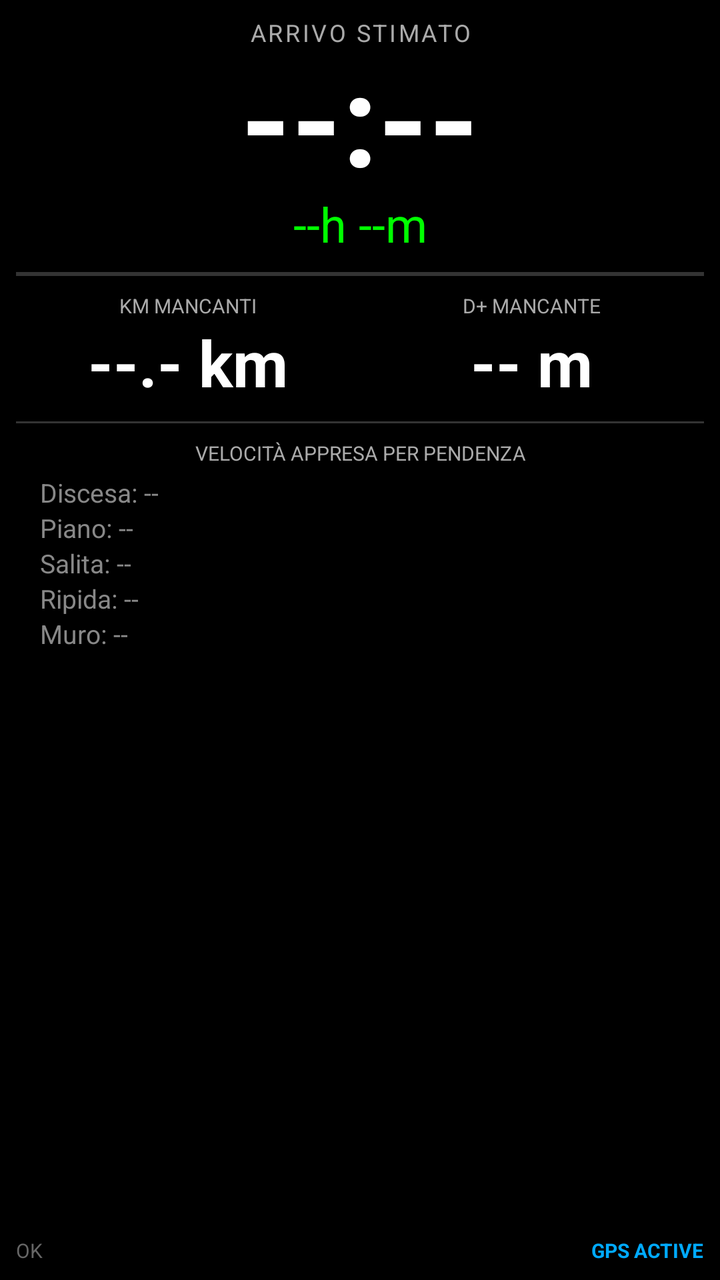
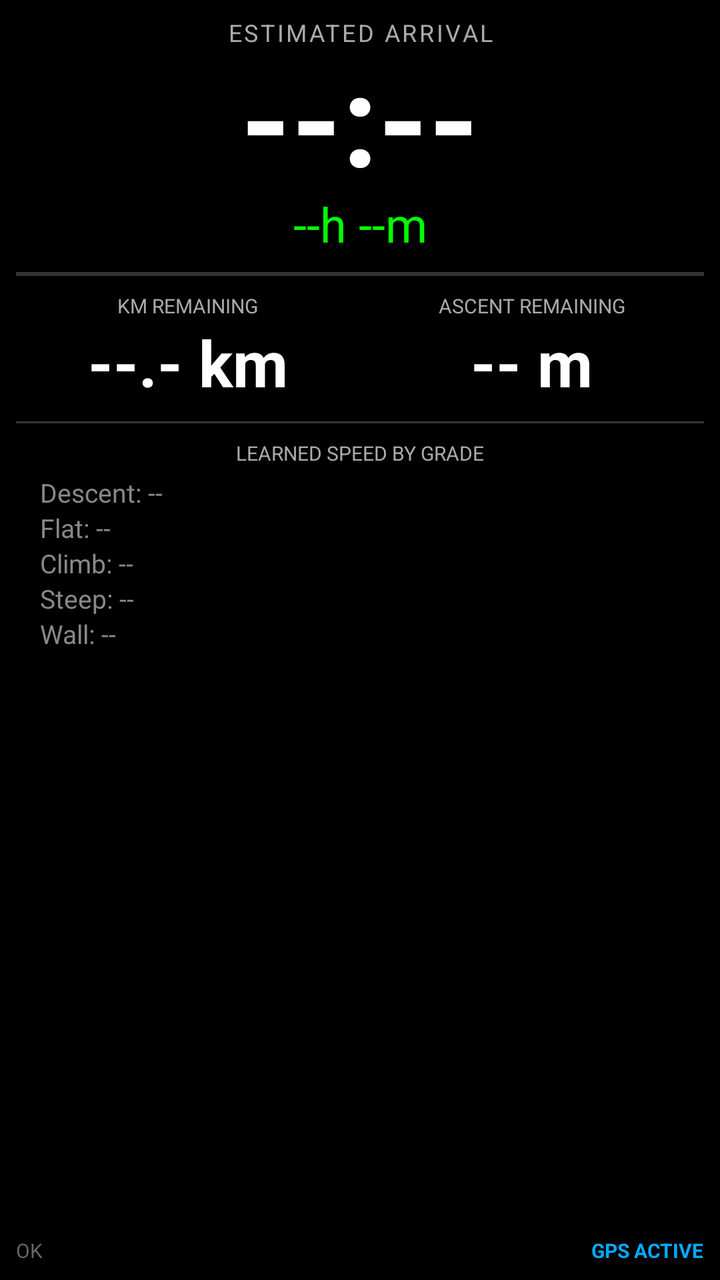

An Android layout rendered at two revisions. The XML below is the earlier revision; the diff shows what the commit changed to produce the second picture.
<!-- AndroidManifest.xml: application theme Theme.AppCompat.DayNight.NoActionBar -->
<!-- res/layout/view_eta_master.xml -->
<?xml version="1.0" encoding="utf-8"?>
<LinearLayout xmlns:android="http://schemas.android.com/apk/res/android"
    android:layout_width="match_parent"
    android:layout_height="match_parent"
    android:background="#000000"
    android:orientation="vertical"
    android:padding="8dp">

    
    <TextView
        android:layout_width="match_parent"
        android:layout_height="wrap_content"
        android:text="ARRIVO STIMATO"
        android:textColor="#AAAAAA"
        android:textSize="12sp"
        android:gravity="center"
        android:letterSpacing="0.1" />

    <TextView
        android:id="@+id/tv_master_eta"
        android:layout_width="match_parent"
        android:layout_height="wrap_content"
        android:text="--:--"
        android:textColor="#FFFFFF"
        android:textSize="64sp"
        android:textStyle="bold"
        android:gravity="center"
        android:includeFontPadding="false" />

    <TextView
        android:id="@+id/tv_master_remaining"
        android:layout_width="match_parent"
        android:layout_height="wrap_content"
        android:text="--h --m"
        android:textColor="#00FF00"
        android:textSize="24sp"
        android:gravity="center"
        android:layout_marginTop="-4dp" />

    
    <View
        android:layout_width="match_parent"
        android:layout_height="2dp"
        android:layout_marginVertical="8dp"
        android:background="#333333" />

    
    <LinearLayout
        android:layout_width="match_parent"
        android:layout_height="wrap_content"
        android:orientation="horizontal"
        android:baselineAligned="false">

        <LinearLayout
            android:layout_width="0dp"
            android:layout_height="wrap_content"
            android:layout_weight="1"
            android:orientation="vertical"
            android:gravity="center">
            <TextView android:layout_width="wrap_content" android:layout_height="wrap_content" android:text="KM MANCANTI" android:textColor="#AAAAAA" android:textSize="10sp" />
            <TextView android:id="@+id/tv_master_km" android:layout_width="wrap_content" android:layout_height="wrap_content" android:text="--.- km" android:textColor="#FFFFFF" android:textSize="32sp" android:textStyle="bold" />
        </LinearLayout>

        <LinearLayout
            android:layout_width="0dp"
            android:layout_height="wrap_content"
            android:layout_weight="1"
            android:orientation="vertical"
            android:gravity="center">
            <TextView android:layout_width="wrap_content" android:layout_height="wrap_content" android:text="D+ MANCANTE" android:textColor="#AAAAAA" android:textSize="10sp" />
            <TextView android:id="@+id/tv_master_ascent" android:layout_width="wrap_content" android:layout_height="wrap_content" android:text="-- m" android:textColor="#FFFFFF" android:textSize="32sp" android:textStyle="bold" />
        </LinearLayout>
    </LinearLayout>

    <View
        android:layout_width="match_parent"
        android:layout_height="1dp"
        android:layout_marginVertical="8dp"
        android:background="#333333" />

    
    <TextView
        android:layout_width="match_parent"
        android:layout_height="wrap_content"
        android:text="VELOCITÀ APPRESA PER PENDENZA"
        android:textColor="#AAAAAA"
        android:textSize="10sp"
        android:gravity="center"
        android:layout_marginBottom="4dp" />

    <LinearLayout
        android:layout_width="match_parent"
        android:layout_height="wrap_content"
        android:orientation="vertical"
        android:paddingHorizontal="12dp">
        <TextView android:id="@+id/tv_b0" android:layout_width="match_parent" android:layout_height="wrap_content" android:text="Discesa: --" android:textColor="#888888" android:textSize="13sp" />
        <TextView android:id="@+id/tv_b1" android:layout_width="match_parent" android:layout_height="wrap_content" android:text="Piano: --" android:textColor="#888888" android:textSize="13sp" />
        <TextView android:id="@+id/tv_b2" android:layout_width="match_parent" android:layout_height="wrap_content" android:text="Salita: --" android:textColor="#888888" android:textSize="13sp" />
        <TextView android:id="@+id/tv_b3" android:layout_width="match_parent" android:layout_height="wrap_content" android:text="Ripida: --" android:textColor="#888888" android:textSize="13sp" />
        <TextView android:id="@+id/tv_b4" android:layout_width="match_parent" android:layout_height="wrap_content" android:text="Muro: --" android:textColor="#888888" android:textSize="13sp" />
    </LinearLayout>

    
    <View
        android:layout_width="match_parent"
        android:layout_height="0dp"
        android:layout_weight="1" />

    <LinearLayout
        android:layout_width="match_parent"
        android:layout_height="wrap_content"
        android:orientation="horizontal"
        android:gravity="bottom">
        <TextView android:id="@+id/tv_status_msg" android:layout_width="0dp" android:layout_weight="1" android:layout_height="wrap_content" android:text="OK" android:textColor="#666666" android:textSize="10sp" />
        <TextView android:id="@+id/tv_gps_status" android:layout_width="wrap_content" android:layout_height="wrap_content" android:text="GPS ACTIVE" android:textColor="#00AAFF" android:textSize="10sp" android:textStyle="bold" />
    </LinearLayout>

</LinearLayout>
<!-- resources referenced by this layout -->
<resources>

</resources>

<!-- the commit's change to res/layout/view_eta_master.xml (unified diff, before → after) -->
@@ -10,7 +10,7 @@
     <TextView
         android:layout_width="match_parent"
         android:layout_height="wrap_content"
-        android:text="ARRIVO STIMATO"
+        android:text="ESTIMATED ARRIVAL"
         android:textColor="#AAAAAA"
         android:textSize="12sp"
         android:gravity="center"
@@ -57,7 +57,7 @@
             android:layout_weight="1"
             android:orientation="vertical"
             android:gravity="center">
-            <TextView android:layout_width="wrap_content" android:layout_height="wrap_content" android:text="KM MANCANTI" android:textColor="#AAAAAA" android:textSize="10sp" />
+            <TextView android:layout_width="wrap_content" android:layout_height="wrap_content" android:text="KM REMAINING" android:textColor="#AAAAAA" android:textSize="10sp" />
             <TextView android:id="@+id/tv_master_km" android:layout_width="wrap_content" android:layout_height="wrap_content" android:text="--.- km" android:textColor="#FFFFFF" android:textSize="32sp" android:textStyle="bold" />
         </LinearLayout>
 
@@ -67,7 +67,7 @@
             android:layout_weight="1"
             android:orientation="vertical"
             android:gravity="center">
-            <TextView android:layout_width="wrap_content" android:layout_height="wrap_content" android:text="D+ MANCANTE" android:textColor="#AAAAAA" android:textSize="10sp" />
+            <TextView android:layout_width="wrap_content" android:layout_height="wrap_content" android:text="ASCENT REMAINING" android:textColor="#AAAAAA" android:textSize="10sp" />
             <TextView android:id="@+id/tv_master_ascent" android:layout_width="wrap_content" android:layout_height="wrap_content" android:text="-- m" android:textColor="#FFFFFF" android:textSize="32sp" android:textStyle="bold" />
         </LinearLayout>
     </LinearLayout>
@@ -82,7 +82,7 @@
     <TextView
         android:layout_width="match_parent"
         android:layout_height="wrap_content"
-        android:text="VELOCITÀ APPRESA PER PENDENZA"
+        android:text="LEARNED SPEED BY GRADE"
         android:textColor="#AAAAAA"
         android:textSize="10sp"
         android:gravity="center"
@@ -93,11 +93,11 @@
         android:layout_height="wrap_content"
         android:orientation="vertical"
         android:paddingHorizontal="12dp">
-        <TextView android:id="@+id/tv_b0" android:layout_width="match_parent" android:layout_height="wrap_content" android:text="Discesa: --" android:textColor="#888888" android:textSize="13sp" />
-        <TextView android:id="@+id/tv_b1" android:layout_width="match_parent" android:layout_height="wrap_content" android:text="Piano: --" android:textColor="#888888" android:textSize="13sp" />
-        <TextView android:id="@+id/tv_b2" android:layout_width="match_parent" android:layout_height="wrap_content" android:text="Salita: --" android:textColor="#888888" android:textSize="13sp" />
-        <TextView android:id="@+id/tv_b3" android:layout_width="match_parent" android:layout_height="wrap_content" android:text="Ripida: --" android:textColor="#888888" android:textSize="13sp" />
-        <TextView android:id="@+id/tv_b4" android:layout_width="match_parent" android:layout_height="wrap_content" android:text="Muro: --" android:textColor="#888888" android:textSize="13sp" />
+        <TextView android:id="@+id/tv_b0" android:layout_width="match_parent" android:layout_height="wrap_content" android:text="Descent: --" android:textColor="#888888" android:textSize="13sp" />
+        <TextView android:id="@+id/tv_b1" android:layout_width="match_parent" android:layout_height="wrap_content" android:text="Flat: --" android:textColor="#888888" android:textSize="13sp" />
+        <TextView android:id="@+id/tv_b2" android:layout_width="match_parent" android:layout_height="wrap_content" android:text="Climb: --" android:textColor="#888888" android:textSize="13sp" />
+        <TextView android:id="@+id/tv_b3" android:layout_width="match_parent" android:layout_height="wrap_content" android:text="Steep: --" android:textColor="#888888" android:textSize="13sp" />
+        <TextView android:id="@+id/tv_b4" android:layout_width="match_parent" android:layout_height="wrap_content" android:text="Wall: --" android:textColor="#888888" android:textSize="13sp" />
     </LinearLayout>
 
     
